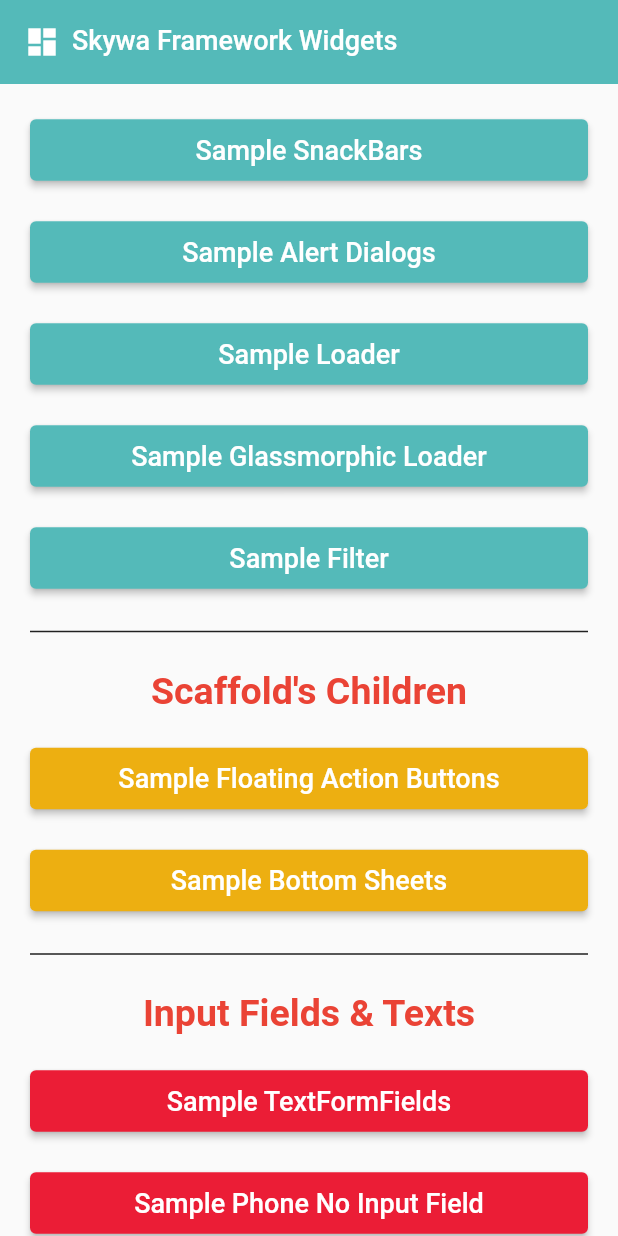
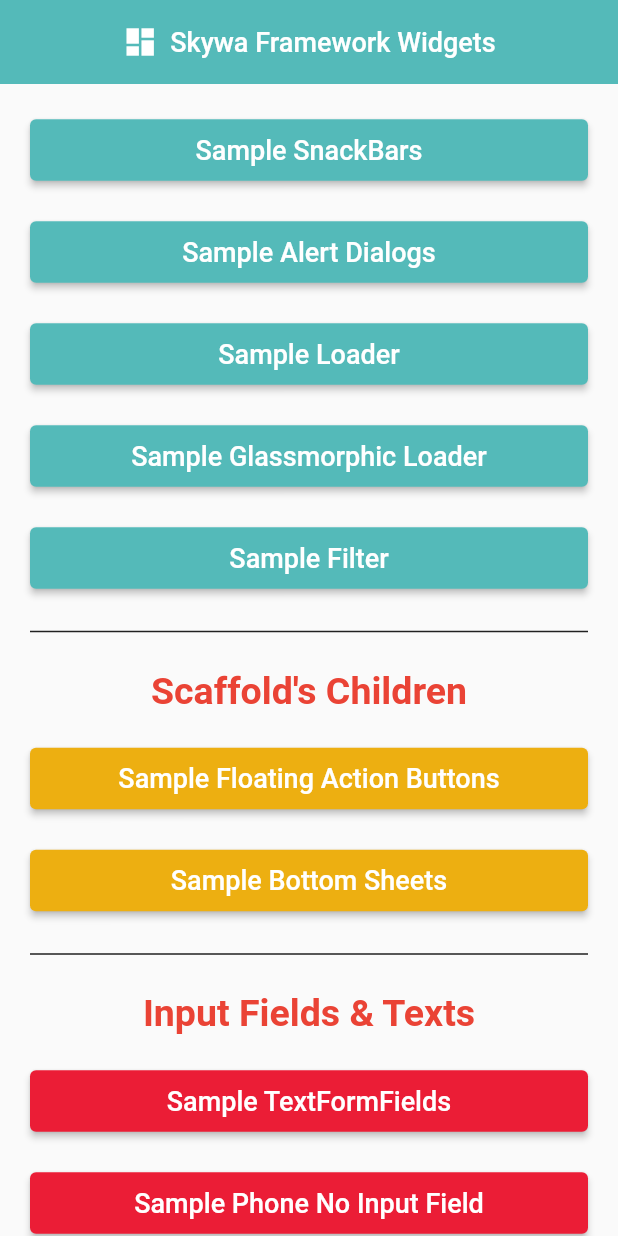
Before and after one commit to skyvaSolutions/skywa_framework_widgets, a Flutter app: the screen it shows after launch, on a phone screen of 412 x 824 dp. Run offline on Flutter 3.47's test engine with Material 2 defaults, Android fonts, the phone set to English and light mode, and no system bars; our stand-ins replace auto_size_text, cached_network_image, fluttertoast, image_cropper, image_picker, intl_phone_number_input and 1 more; project files that could hold a hidden picture were left out.

Commit message:
Skywa Appbar title unwrapped with Expanded

```diff
--- a/lib/skywa_appbar.dart
+++ b/lib/skywa_appbar.dart
@@ -46,16 +46,13 @@ class SkywaAppBar extends StatelessWidget {
       title: titleIcon != null
           ? Row(
               mainAxisAlignment: MainAxisAlignment.center,
-              crossAxisAlignment: CrossAxisAlignment.start,
               children: [
                 titleIcon!,
                 const SizedBox(width: 8.0),
-                Expanded(
-                  child: SkywaText(
-                    appbarText,
-                    color: textColor,
-                    fontWeight: FontWeight.w500,
-                  ),
+                SkywaText(
+                  appbarText,
+                  color: textColor,
+                  fontWeight: FontWeight.w500,
                 ),
               ],
             )
```
